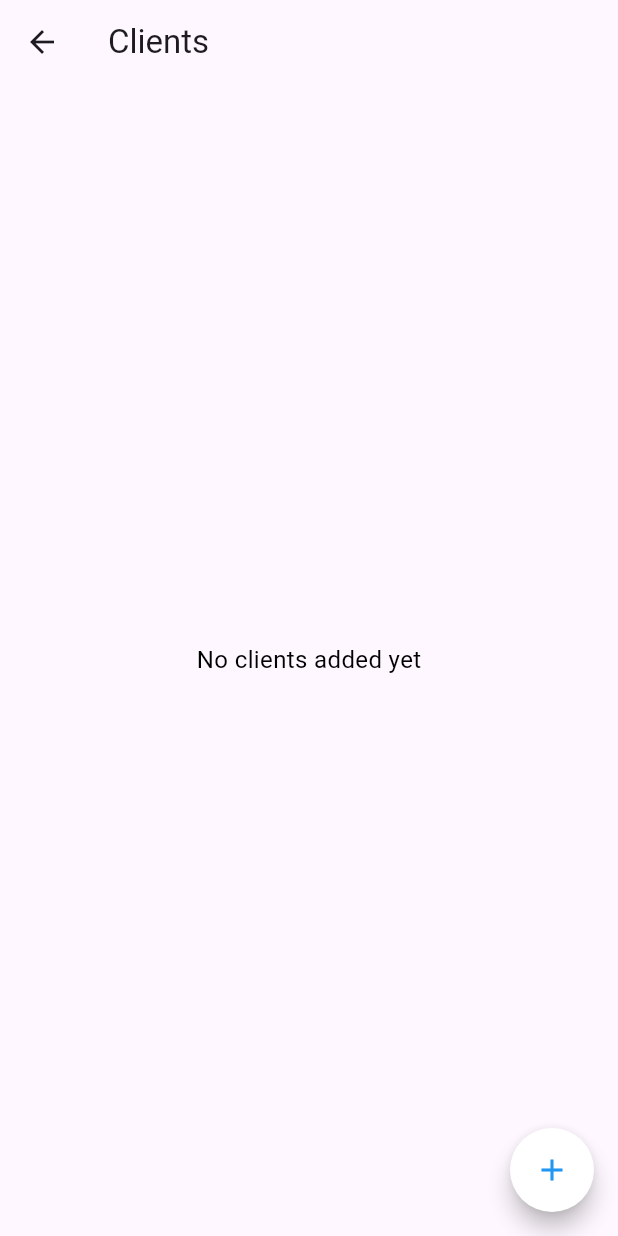
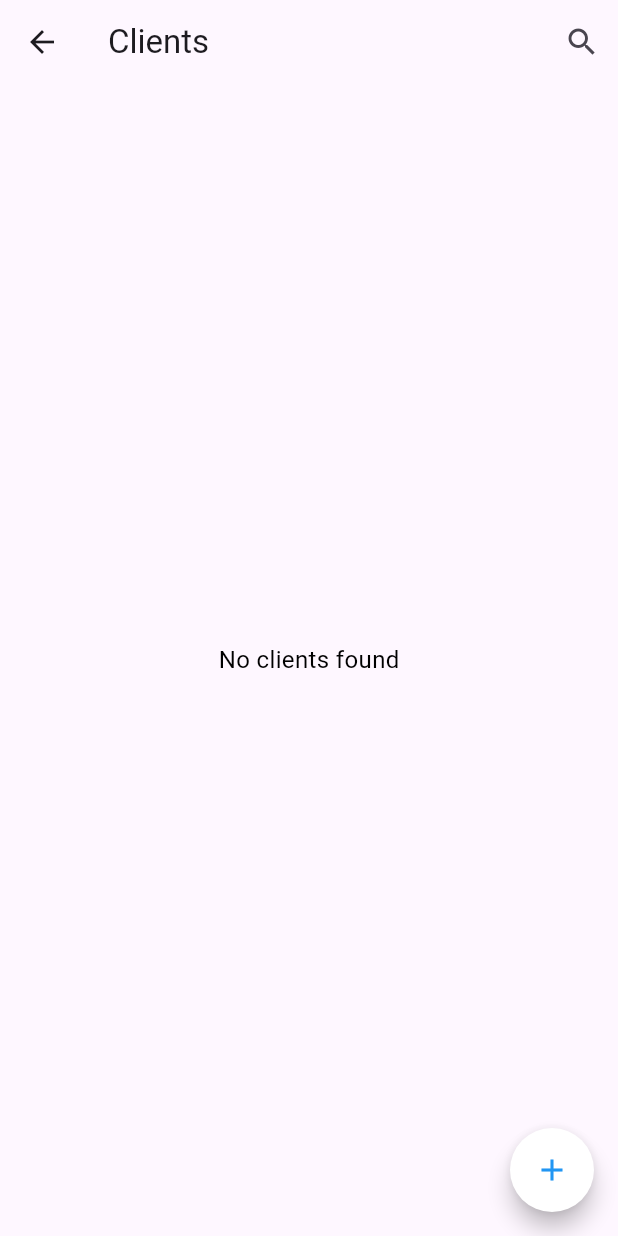
Before and after one commit to AryanSoni27/Quotation-Calculator, a Flutter app: the ClientScreen screen opened directly, on a phone screen of 412 x 824 dp. Run offline on Flutter 3.47's test engine with Material 3 defaults, Android fonts, the light colour scheme and no system bars; our stand-ins replace auto_size_text, google_nav_bar, intl_phone_field, open_file, pdf, shared_preferences and 1 more; accounts and stored records are empty.

Commit message:
Added search bar so user can directly search clients by name

```diff
--- a/lib/screens/clients.dart
+++ b/lib/screens/clients.dart
@@ -1,7 +1,7 @@
 import 'dart:convert';
 import 'package:flutter/material.dart';
 import 'package:provider/provider.dart';
-import 'package:quotation/main.dart'; // Import ThemeProvider
+import 'package:quotation/main.dart';
 import 'package:quotation/models/client_details.dart';
 import 'package:quotation/widgets/bottom_popup_client_details.dart';
 import 'package:shared_preferences/shared_preferences.dart';
@@ -16,22 +16,43 @@ class ClientScreen extends StatefulWidget {
 class ClientScreenState extends State<ClientScreen> {
   final ClientDetailsFormController formController = ClientDetailsFormController();
   List<ClientDetails> clients = [];
+  List<ClientDetails> filteredClients = [];
+  TextEditingController searchController = TextEditingController();
+  FocusNode searchFocusNode = FocusNode();
+  bool _isSearchVisible = false;
 
   @override
   void initState() {
     super.initState();
     loadClientDetails();
+    searchController.addListener(_filterClients);
+  }
+
+  @override
+  void dispose() {
+    searchFocusNode.dispose();
+    searchController.dispose();
+    super.dispose();
   }
 
   Future<void> loadClientDetails() async {
     SharedPreferences prefs = await SharedPreferences.getInstance();
     List<String>? clientJsonList = prefs.getStringList('client_list');
-
     if (clientJsonList != null) {
       setState(() {
         clients = clientJsonList.map((jsonString) => ClientDetails.fromJson(jsonDecode(jsonString))).toList();
+        filteredClients = clients;
       });
     }
+  }
+
+  void _filterClients() {
+    setState(() {
+      filteredClients = clients.where((client) {
+        final name = "${client.firstName} ${client.lastName}".toLowerCase();
+        return name.contains(searchController.text.toLowerCase());
+      }).toList();
+    });
   }
 
   Future<void> saveClientList() async {
@@ -46,11 +67,94 @@ class ClientScreenState extends State<ClientScreen> {
     final isDarkMode = themeProvider.isDarkMode;
 
     return Scaffold(
-      appBar: AppBar(title: const Text("Clients")),
-      body: clients.isEmpty
+      appBar: AppBar(
+        title: const Text("Clients"),
+        actions: [
+          IconButton(
+            icon: const Icon(Icons.search),
+            onPressed: () {
+              setState(() {
+                _isSearchVisible = !_isSearchVisible;
+                if (_isSearchVisible) {
+                  // Delay to ensure the search bar is rendered before requesting focus
+                  WidgetsBinding.instance.addPostFrameCallback((_) {
+                    FocusScope.of(context).requestFocus(searchFocusNode);
+                  });
+                } else {
+                  searchController.clear();
+                  filteredClients = clients;
+                }
+              });
+            },
+          ),
+        ],
+      ),
+      body: Column(
+        children: [
+          if (_isSearchVisible)
+            Padding(
+              padding: const EdgeInsets.symmetric(horizontal: 16, vertical: 10),
+              child: AnimatedContainer(
+                duration: const Duration(milliseconds: 300),
+                curve: Curves.easeInOut,
+                decoration: BoxDecoration(
+                  color: isDarkMode ? Colors.grey[800] : Colors.grey[200],
+                  borderRadius: BorderRadius.circular(12),
+                  boxShadow: [
+                    BoxShadow(
+                      color: isDarkMode
+                          ? Colors.black26
+                          : Colors.grey.shade300,
+                      blurRadius: 6,
+                      offset: const Offset(0, 3),
+                    ),
+                  ],
+                ),
+                child: TextField(
+                  focusNode: searchFocusNode,
+                  controller: searchController,
+                  style: TextStyle(
+                    color: isDarkMode ? Colors.white : Colors.black87,
+                    fontSize: 16,
+                  ),
+                  decoration: InputDecoration(
+                    hintText: "Search clients by name...",
+                    hintStyle: TextStyle(
+                      color: isDarkMode ? Colors.white54 : Colors.black54,
+                    ),
+                    prefixIcon: Icon(
+                      Icons.search,
+                      color: isDarkMode ? Colors.white60 : Colors.black54,
+                    ),
+                    suffixIcon: searchController.text.isNotEmpty
+                        ? IconButton(
+                      icon: Icon(
+                        Icons.clear,
+                        color: isDarkMode ? Colors.white60 : Colors.black54,
+                      ),
+                      onPressed: () {
+                        searchController.clear();
+                        setState(() {
+                          filteredClients = clients;
+                        });
+                      },
+                    )
+                        : null,
+                    border: InputBorder.none,
+                    contentPadding: const EdgeInsets.symmetric(
+                        horizontal: 16,
+                        vertical: 14
+                    ),
+                  ),
+                  cursorColor: isDarkMode ? Colors.white : Colors.black,
+                ),
+              ),
+            ),
+          Expanded(
+            child: filteredClients.isEmpty
                 ? Center(
               child: Text(
-          'No clients added yet',
+                'No clients found',
                 style: TextStyle(
                   color: isDarkMode ? Colors.white : Colors.black,
                   fontSize: 16,
@@ -59,9 +163,9 @@ class ClientScreenState extends State<ClientScreen> {
             )
                 : ListView.builder(
               padding: const EdgeInsets.symmetric(horizontal: 15, vertical: 10),
-        itemCount: clients.length,
+              itemCount: filteredClients.length,
               itemBuilder: (BuildContext context, int index) {
-          final client = clients[index];
+                final client = filteredClients[index];
                 return Card(
                   elevation: 4,
                   color: isDarkMode ? Colors.white10 : Colors.white,
@@ -159,6 +263,9 @@ class ClientScreenState extends State<ClientScreen> {
                 );
               },
             ),
+          ),
+        ],
+      ),
       floatingActionButton: FloatingActionButton(
         shape: RoundedRectangleBorder(borderRadius: BorderRadius.circular(50)),
         backgroundColor: Colors.white,
```
Lines whose indentation alone changed are shown as unchanged.
